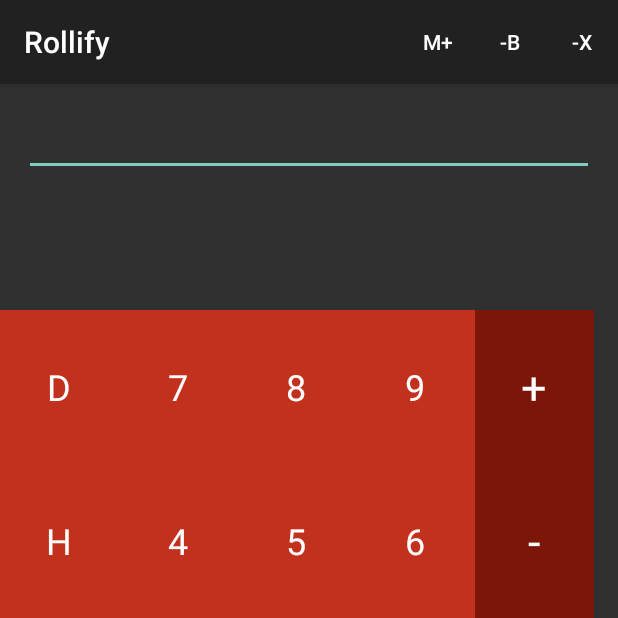
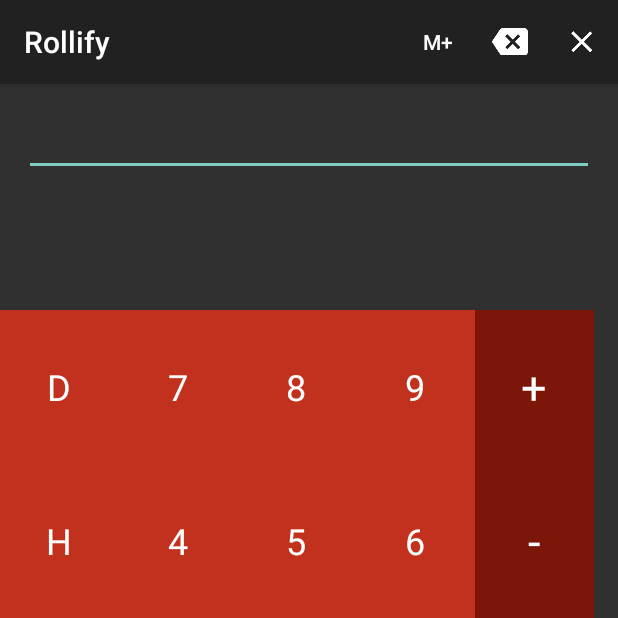
Before and after one commit to ChemicalRocketeer/Rollify, an Android app: the screen it shows after launch (MainActivity), on a phone screen of 412 x 824 dp, the top half of it. Run offline under Robolectric (Android 15) with nearby library versions, the light colour scheme and no system bars; libraries missing offline, so code that uses them is left out: com.orm, com.orm.query; 3 statements that could not run were skipped.

Commit message:
Add icons to buttons

```diff
--- a/Rollify/app/src/main/res/menu/main.xml
+++ b/Rollify/app/src/main/res/menu/main.xml
@@ -7,10 +7,12 @@
         app:showAsAction="withText|ifRoom" />
     <item
         android:id="@+id/action_backspace"
+        android:icon="@drawable/ic_backspace_white_24dp"
         android:title="-b"
         app:showAsAction="withText|ifRoom" />
     <item
         android:id="@+id/action_clear_expression"
+        android:icon="@drawable/ic_clear_white_24dp"
         android:title="-X"
         app:showAsAction="withText|ifRoom" />
 </menu>
```
